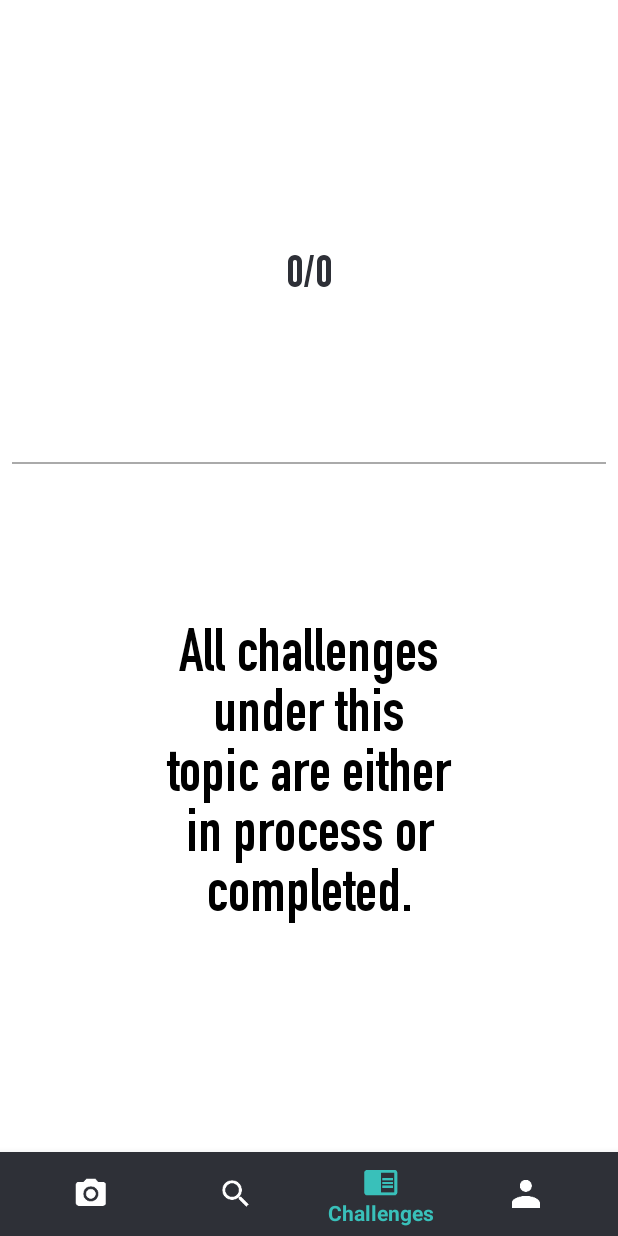
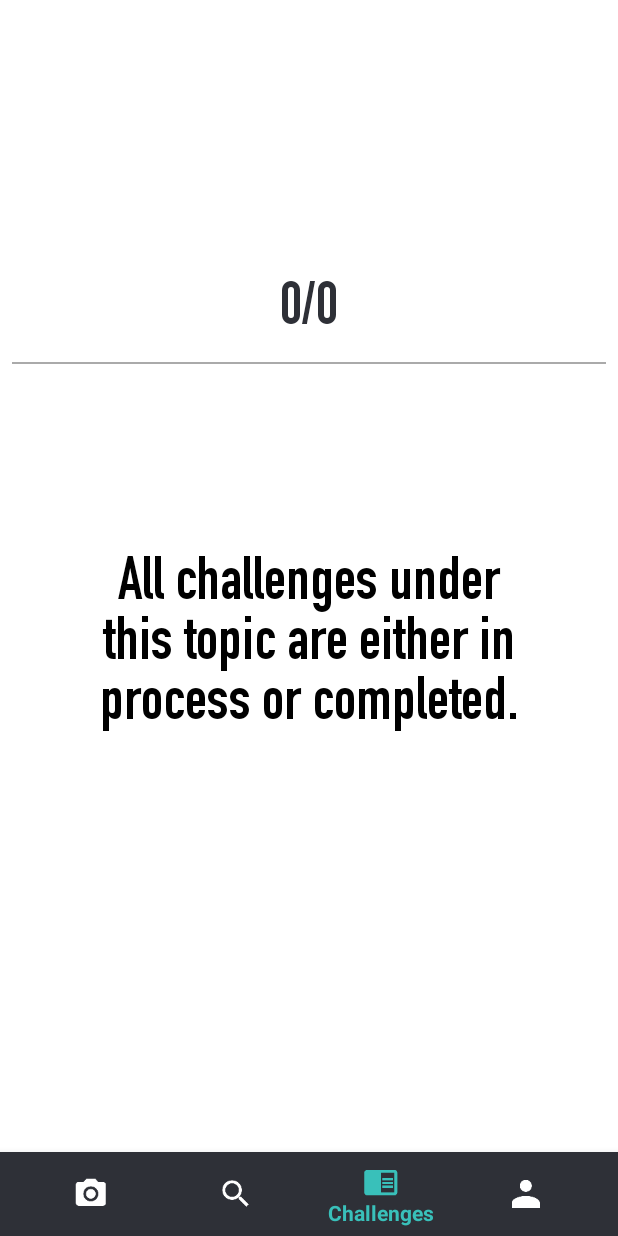
Before and after one commit to Jia-Yao/PICoachU, an Android app: the SelectTaskActivity screen opened directly, with no data from a screen before it, on a phone screen of 412 x 824 dp. Run offline under Robolectric (Android 15) with nearby library versions, the phone set to English and light mode, and no system bars.

Commit message:
Modifed select task page

```diff
--- a/PICoachU/app/src/main/java/cs147/picoachu/SelectTaskActivity.java
+++ b/PICoachU/app/src/main/java/cs147/picoachu/SelectTaskActivity.java
@@ -35,8 +35,12 @@ public class SelectTaskActivity extends AppCompatActivity {
 
     TextView task;
     TextView topic;
+    TextView topicDescription;
     TextView progress;
+    TextView taskDescription;
+    TextView empty;
 
+    ImageView sample;
     ImageView leftarrow;
     ImageView rightarrow;
 
@@ -92,6 +96,7 @@ public class SelectTaskActivity extends AppCompatActivity {
 
         final String topicid = tempid;
         String topicString = getTopic(topicid);
+        String description = getDescription(topicid);
 
         Typeface boldFace = Typeface.createFromAsset(getAssets(), "fonts/DIN Condensed Bold.ttf");
         Typeface regFace = Typeface.createFromAsset(getAssets(), "fonts/DIN Condensed Reg.ttf");
@@ -99,6 +104,10 @@ public class SelectTaskActivity extends AppCompatActivity {
         topic = (TextView)findViewById(R.id.topic);
         topic.setText((CharSequence)topicString);
         topic.setTypeface(boldFace);
+
+        topicDescription = (TextView)findViewById(R.id.topicdescription);
+        topicDescription.setText((CharSequence)description);
+        topicDescription.setTypeface(boldFace, Typeface.ITALIC);
 
         ArrayList<Challenge> list = getList(topicid);
         ArrayList<Challenge> activeChallenges = new ArrayList<Challenge>();
@@ -115,18 +124,24 @@ public class SelectTaskActivity extends AppCompatActivity {
         progress.setTypeface(boldFace);
 
         if(activeChallenges.size() == 0) {
+            empty = (TextView) findViewById(R.id.empty);
+            empty.setText("All challenges under this topic are either in process or completed.");
+            empty.setTypeface(boldFace);
+            empty.setTextColor(Color.BLACK);
             task = (TextView) findViewById(R.id.taskText);
-            task.setText("All challenges under this topic are either in process or completed.");
-            task.setTypeface(boldFace);
-            task.setTextColor(Color.BLACK);
             moreButton = (Button) findViewById(R.id.moreButton);
             leftarrow = (ImageView) findViewById(R.id.leftarrow);
             rightarrow = (ImageView) findViewById(R.id.rightarrow);
+            taskDescription = (TextView)findViewById(R.id.taskdescription);
+            sample = (ImageView)findViewById(R.id.sample);
             ViewGroup layout = (ViewGroup) moreButton.getParent();
             if(null!=layout) {//for safety only  as you are doing onClick
+                layout.removeView(task);
                 layout.removeView(moreButton);
                 layout.removeView(leftarrow);
                 layout.removeView(rightarrow);
+                layout.removeView(taskDescription);
+                layout.removeView(sample);
             }
         }
         else {
@@ -139,6 +154,15 @@ public class SelectTaskActivity extends AppCompatActivity {
             task.setText((CharSequence) currChallenge.title);
             task.setTypeface(boldFace);
             task.setTextColor(Color.BLACK);
+
+            taskDescription = (TextView)findViewById(R.id.taskdescription);
+            taskDescription.setText((CharSequence)currChallenge.shortDescription);
+            taskDescription.setTypeface(regFace);
+            taskDescription.setTextColor(Color.BLACK);
+
+            sample = (ImageView)findViewById(R.id.sample);
+            int resID = getResources().getIdentifier(currChallenge.examplePhotoName, "drawable", "cs147.picoachu");
+            sample.setImageResource(resID);
 
             moreButton = (Button) findViewById(R.id.moreButton);
             moreButton.setTypeface(boldFace);
@@ -250,4 +274,23 @@ public class SelectTaskActivity extends AppCompatActivity {
         }
     }
 
+    private String getDescription(String topicid) {
+        switch (topicid) {
+            case "symmetry":
+                return "All about balance.";
+
+            case "depth":
+                return "Depth and beauty.";
+
+            case "brightness":
+                return "Brilliance of colour.";
+
+            case "line":
+                return "Skeleton of the photo.";
+
+            default:
+                return "";
+        }
+    }
+
 }
--- a/PICoachU/app/src/main/res/layout/activity_challenge_detail.xml
+++ b/PICoachU/app/src/main/res/layout/activity_challenge_detail.xml
@@ -95,7 +95,7 @@
         android:layout_marginStart="8dp"
         android:layout_marginTop="8dp"
         android:background="#b3b3b3"
-        android:text="Decline"
+        android:text="Unaccept"
         android:textColor="#fff"
         android:textSize="20dp"
         app:layout_constraintBottom_toBottomOf="@+id/acceptButton"
--- a/PICoachU/app/src/main/res/layout/activity_select_task.xml
+++ b/PICoachU/app/src/main/res/layout/activity_select_task.xml
@@ -22,12 +22,12 @@
         app:layout_constraintHorizontal_bias="0.0"
         app:layout_constraintStart_toStartOf="parent"
         app:layout_constraintTop_toTopOf="parent"
-        app:layout_constraintVertical_bias="0.372" />
+        app:layout_constraintVertical_bias="0.289" />
 
     <TextView
         android:id="@+id/taskText"
-        android:layout_width="240dp"
-        android:layout_height="269dp"
+        android:layout_width="301dp"
+        android:layout_height="88dp"
         android:layout_marginBottom="100dp"
         android:layout_marginEnd="8dp"
         android:layout_marginStart="8dp"
@@ -39,7 +39,7 @@
         app:layout_constraintEnd_toEndOf="parent"
         app:layout_constraintStart_toStartOf="parent"
         app:layout_constraintTop_toBottomOf="@+id/view2"
-        app:layout_constraintVertical_bias="0.45" />
+        app:layout_constraintVertical_bias="0.0" />
 
     <Button
         android:id="@+id/moreButton"
@@ -94,7 +94,6 @@
         app:layout_constraintBottom_toBottomOf="@+id/leftarrow"
         app:layout_constraintEnd_toEndOf="parent"
         app:layout_constraintHorizontal_bias="1.0"
-        app:layout_constraintStart_toEndOf="@+id/rectangle"
         app:layout_constraintTop_toTopOf="@+id/leftarrow"
         app:layout_constraintVertical_bias="1.0"
         app:srcCompat="@drawable/rightarrow" />
@@ -122,16 +121,31 @@
         android:layout_marginStart="8dp"
         android:layout_marginTop="8dp"
         android:text="TextView"
+        android:textColor="@color/colorPrimaryDark"
         android:textSize="50dp"
-        android:textColor="@color/colorPrimaryDark"
         app:layout_constraintBottom_toBottomOf="@+id/view2"
         app:layout_constraintEnd_toEndOf="parent"
         app:layout_constraintStart_toStartOf="parent"
         app:layout_constraintTop_toTopOf="parent"
-        app:layout_constraintVertical_bias="0.321" />
+        app:layout_constraintVertical_bias="0.067" />
 
     <TextView
         android:id="@+id/progress"
+        android:layout_width="161dp"
+        android:layout_height="43dp"
+        android:layout_marginBottom="20dp"
+        android:layout_marginEnd="8dp"
+        android:layout_marginStart="8dp"
+        android:text="TextView"
+        android:gravity="center"
+        android:textColor="@color/colorPrimaryDark"
+        android:textSize="40dp"
+        app:layout_constraintBottom_toTopOf="@+id/view2"
+        app:layout_constraintEnd_toEndOf="@+id/topic"
+        app:layout_constraintStart_toStartOf="@+id/topic" />
+
+    <TextView
+        android:id="@+id/topicdescription"
         android:layout_width="wrap_content"
         android:layout_height="wrap_content"
         android:layout_marginBottom="8dp"
@@ -140,12 +154,62 @@
         android:layout_marginTop="8dp"
         android:text="TextView"
         android:textColor="@color/colorPrimaryDark"
-        android:textSize="30dp"
-        app:layout_constraintBottom_toBottomOf="@+id/view2"
+        android:textSize="20dp"
+        app:layout_constraintBottom_toTopOf="@+id/progress"
         app:layout_constraintEnd_toEndOf="@+id/topic"
-        app:layout_constraintHorizontal_bias="0.492"
         app:layout_constraintStart_toStartOf="@+id/topic"
         app:layout_constraintTop_toBottomOf="@+id/topic"
-        app:layout_constraintVertical_bias="0.108" />
+        app:layout_constraintVertical_bias="0.454" />
+
+    <TextView
+        android:id="@+id/taskdescription"
+        android:layout_width="230dp"
+        android:layout_height="78dp"
+        android:layout_marginBottom="8dp"
+        android:layout_marginEnd="8dp"
+        android:layout_marginStart="8dp"
+        android:layout_marginTop="8dp"
+        android:gravity="center"
+        android:text="TextView"
+        android:textColor="@color/colorPrimaryDark"
+        android:textSize="30dp"
+        app:layout_constraintBottom_toTopOf="@+id/moreButton"
+        app:layout_constraintEnd_toEndOf="@+id/taskText"
+        app:layout_constraintHorizontal_bias="0.49"
+        app:layout_constraintStart_toStartOf="@+id/taskText"
+        app:layout_constraintTop_toBottomOf="@+id/taskText"
+        app:layout_constraintVertical_bias="0.0" />
+
+    <ImageView
+        android:id="@+id/sample"
+        android:layout_width="120dp"
+        android:layout_height="90dp"
+        android:layout_marginBottom="8dp"
+        android:layout_marginEnd="8dp"
+        android:layout_marginStart="8dp"
+        android:layout_marginTop="8dp"
+        app:layout_constraintBottom_toTopOf="@+id/moreButton"
+        app:layout_constraintEnd_toEndOf="@+id/taskdescription"
+        app:layout_constraintStart_toStartOf="@+id/taskdescription"
+        app:layout_constraintTop_toBottomOf="@+id/taskdescription"
+        app:layout_constraintVertical_bias="0.0"
+        app:srcCompat="@android:drawable/btn_star" />
+
+    <TextView
+        android:id="@+id/empty"
+        android:layout_width="295dp"
+        android:layout_height="343dp"
+        android:layout_marginBottom="8dp"
+        android:layout_marginEnd="8dp"
+        android:layout_marginStart="8dp"
+        android:layout_marginTop="8dp"
+        android:gravity="center_horizontal"
+        android:text=""
+        android:textColor="@color/colorPrimaryDark"
+        android:textSize="40dp"
+        app:layout_constraintBottom_toBottomOf="parent"
+        app:layout_constraintEnd_toEndOf="parent"
+        app:layout_constraintStart_toStartOf="parent"
+        app:layout_constraintTop_toTopOf="@+id/view2" />
 
 </android.support.constraint.ConstraintLayout>
--- a/PICoachU/app/src/main/res/layout/row_accepted_challenge.xml
+++ b/PICoachU/app/src/main/res/layout/row_accepted_challenge.xml
@@ -22,7 +22,7 @@
         android:minWidth="0dp"
         android:paddingLeft="8dp"
         android:paddingRight="8dp"
-        android:text="@string/remove"
+        android:text="UNACCEPT"
         android:textColor="@color/colorPrimary"/>
 
 </LinearLayout>
```
Also changed, not shown: PICoachU/app/src/main/java/cs147/picoachu/Data.java (+21 -9 lines).
